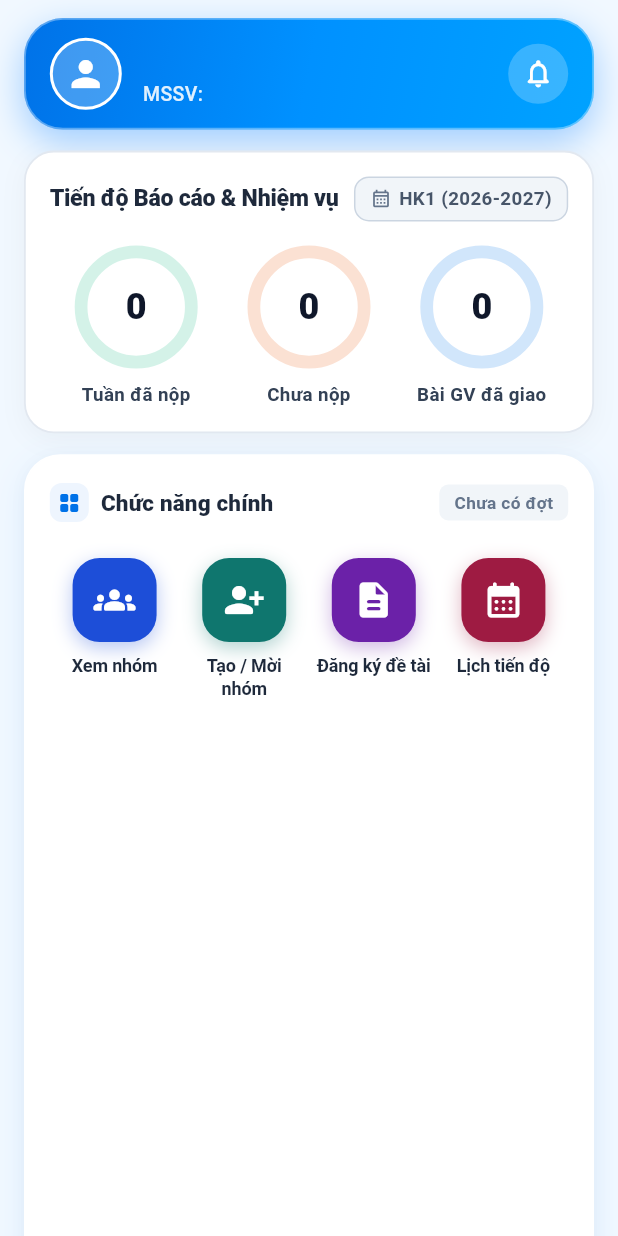
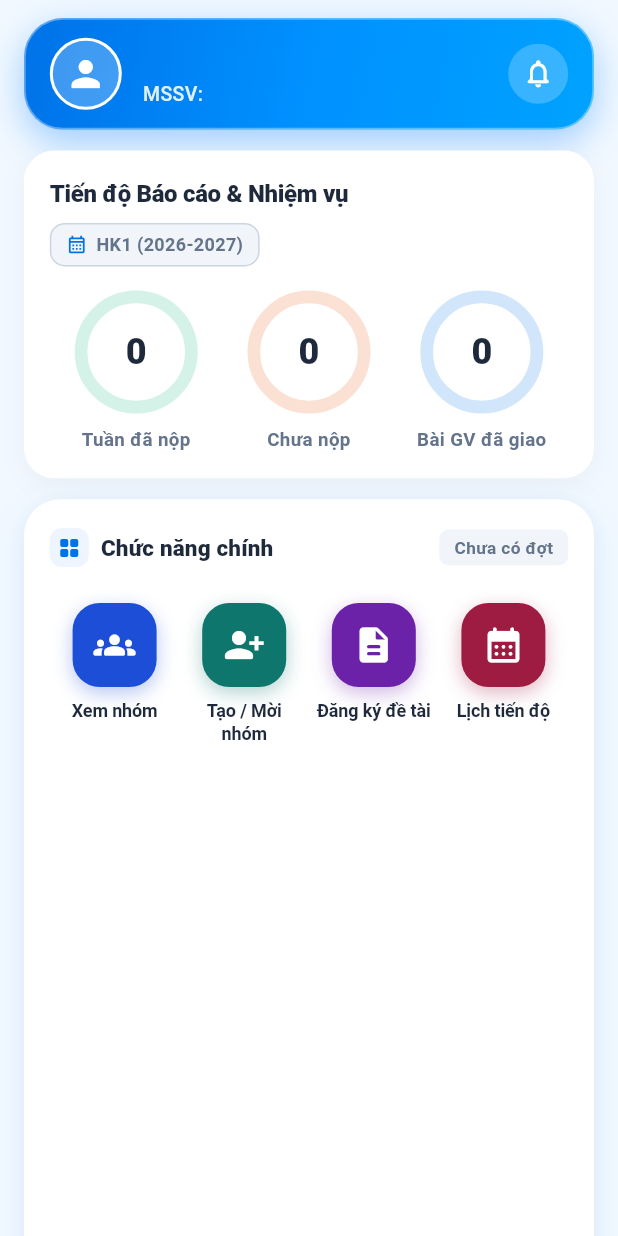
Before and after one commit to Anh-BE/KLCN051_Mobile, a Flutter app: the StudentHomeView widget shown alone on an empty page, opened directly with empty values, on a phone screen of 412 x 824 dp. Run offline on Flutter 3.47's test engine with Material 3 defaults, Android fonts, the phone set to English and light mode, and no system bars; our stand-ins replace file_picker, shared_preferences; missing offline and left inert: bottom_picker, signalr_netcore; accounts and stored records are empty; network calls fail.

Commit message:
fix(ui): split donut stat card header into vertical lines and sanitize upcoming title

```diff
--- a/lib/core/widgets/donut_stat_card.dart
+++ b/lib/core/widgets/donut_stat_card.dart
@@ -1,5 +1,6 @@
 import 'dart:math' as math;
 import 'package:flutter/material.dart';
+import '../theme/app_theme.dart';
 
 /// Item dữ liệu cho 1 vòng tròn Donut
 class DonutStatItem {
@@ -37,16 +38,19 @@ class DonutStatCard extends StatelessWidget {
 
   @override
   Widget build(BuildContext context) {
+    final colors = AppColors.of(context);
+    final isDark = colors.isDark;
+
     return Container(
       width: double.infinity,
       padding: const EdgeInsets.symmetric(horizontal: 16, vertical: 16),
       decoration: BoxDecoration(
-        color: Colors.white,
+        color: colors.cardBg,
         borderRadius: BorderRadius.circular(20),
-        border: Border.all(color: const Color(0xFFE2E8F0), width: 1.2),
+        border: Border.all(color: colors.cardBorder, width: 1.2),
         boxShadow: [
           BoxShadow(
-            color: Colors.black.withOpacity(0.04),
+            color: Colors.black.withOpacity(isDark ? 0.25 : 0.04),
             blurRadius: 14,
             offset: const Offset(0, 4),
           ),
@@ -55,52 +59,68 @@ class DonutStatCard extends StatelessWidget {
       child: Column(
         crossAxisAlignment: CrossAxisAlignment.start,
         children: [
-          // 1. Header (Tiêu đề + Bộ lọc ngày tháng/đợt ở góc phải)
-          Row(
-            mainAxisAlignment: MainAxisAlignment.spaceBetween,
-            children: [
+          // 1. Dòng 1 (trên): Tiêu đề thống kê
           if (title != null && title!.isNotEmpty)
             Text(
               title!,
-                  style: const TextStyle(
-                    fontSize: 15.5,
+              style: TextStyle(
+                fontSize: 16,
                 fontWeight: FontWeight.w800,
-                    color: Color(0xFF1E293B),
+                color: colors.textPrimary,
                 letterSpacing: -0.2,
               ),
-                )
-              else
-                const SizedBox.shrink(),
-              if (filterPillText != null && filterPillText!.isNotEmpty)
+            ),
+
+          // 2. Dòng 2 (dưới): Tag đợt / bộ lọc (1 dòng trên 1 dòng dưới, không bị xung đột layout)
+          if (filterPillText != null && filterPillText!.isNotEmpty) ...[
+            const SizedBox(height: 8),
             InkWell(
               onTap: onFilterTap,
               borderRadius: BorderRadius.circular(10),
               child: Container(
                 padding: const EdgeInsets.symmetric(horizontal: 10, vertical: 5),
                 decoration: BoxDecoration(
-                      color: const Color(0xFFF1F5F9),
+                  color: isDark ? const Color(0xFF1E293B) : const Color(0xFFF1F5F9),
                   borderRadius: BorderRadius.circular(10),
-                      border: Border.all(color: const Color(0xFFCBD5E1), width: 1),
+                  border: Border.all(
+                    color: isDark ? const Color(0xFF334155) : const Color(0xFFCBD5E1),
+                    width: 1,
+                  ),
                 ),
                 child: Row(
                   mainAxisSize: MainAxisSize.min,
                   children: [
-                        const Icon(Icons.calendar_month_outlined, size: 14, color: Color(0xFF64748B)),
-                        const SizedBox(width: 5),
-                        Text(
+                    Icon(
+                      Icons.calendar_month_outlined,
+                      size: 14,
+                      color: isDark ? const Color(0xFF38BDF8) : const Color(0xFF0072E8),
+                    ),
+                    const SizedBox(width: 6),
+                    Flexible(
+                      child: Text(
                         filterPillText!,
-                          style: const TextStyle(
-                            fontSize: 12.5,
-                            fontWeight: FontWeight.w700,
-                            color: Color(0xFF475569),
+                        maxLines: 1,
+                        overflow: TextOverflow.ellipsis,
+                        style: TextStyle(
+                          fontSize: 12,
+                          fontWeight: FontWeight.w600,
+                          color: colors.textSecondary,
                         ),
                       ),
+                    ),
+                    if (onFilterTap != null) ...[
+                      const SizedBox(width: 4),
+                      Icon(
+                        Icons.keyboard_arrow_down_rounded,
+                        size: 16,
+                        color: colors.textSecondary,
+                      ),
+                    ],
                   ],
                 ),
               ),
             ),
           ],
-          ),
 
           if (topSummaryWidget != null) ...[
             const SizedBox(height: 12),
@@ -109,7 +129,7 @@ class DonutStatCard extends StatelessWidget {
 
           const SizedBox(height: 16),
 
-          // 2. Hàng ngang các vòng tròn Donut
+          // 3. Hàng ngang các vòng tròn Donut
           Row(
             mainAxisAlignment: MainAxisAlignment.spaceAround,
             crossAxisAlignment: CrossAxisAlignment.start,
@@ -117,7 +137,7 @@ class DonutStatCard extends StatelessWidget {
               return Expanded(
                 child: Padding(
                   padding: const EdgeInsets.symmetric(horizontal: 4),
-                  child: _buildDonutRing(item),
+                  child: _buildDonutRing(item, colors),
                 ),
               );
             }).toList(),
@@ -127,8 +147,8 @@ class DonutStatCard extends StatelessWidget {
     );
   }
 
-  Widget _buildDonutRing(DonutStatItem item) {
-    final track = item.trackColor ?? item.color.withOpacity(0.18);
+  Widget _buildDonutRing(DonutStatItem item, AppColors colors) {
+    final track = item.trackColor ?? item.color.withOpacity(colors.isDark ? 0.25 : 0.18);
     final clampedPercent = item.progressPercent.clamp(0.0, 1.0);
 
     return Column(
@@ -153,10 +173,10 @@ class DonutStatCard extends StatelessWidget {
               ),
               Text(
                 '${item.value}',
-                style: const TextStyle(
+                style: TextStyle(
                   fontSize: 24,
                   fontWeight: FontWeight.w800,
-                  color: Color(0xFF0F172A),
+                  color: colors.textPrimary,
                   letterSpacing: -0.5,
                 ),
               ),
@@ -170,10 +190,10 @@ class DonutStatCard extends StatelessWidget {
           textAlign: TextAlign.center,
           maxLines: 2,
           overflow: TextOverflow.ellipsis,
-          style: const TextStyle(
+          style: TextStyle(
             fontSize: 12.5,
             fontWeight: FontWeight.w700,
-            color: Color(0xFF334155),
+            color: colors.textSecondary,
             height: 1.25,
           ),
         ),
--- a/lib/features/dashboard/logic/dashboard_service.dart
+++ b/lib/features/dashboard/logic/dashboard_service.dart
@@ -154,7 +154,16 @@ class DashboardService {
       final pendingPlans = progress.weeklyPlans.where((p) => !p.isSubmitted).toList();
       if (pendingPlans.isNotEmpty) {
         final nextPlan = pendingPlans.first;
-        upcomingTitle = 'Tuần ${nextPlan.weekNumber}: ${nextPlan.title}';
+        var cleanTitle = nextPlan.title.trim();
+        final repeatPattern = RegExp(r'^(Tuần\s*\d+\s*[:\-\.]?\s*)+', caseSensitive: false);
+        final match = repeatPattern.firstMatch(cleanTitle);
+        if (match != null) {
+          final remainder = cleanTitle.substring(match.end).trim();
+          cleanTitle = remainder.isNotEmpty ? 'Tuần ${nextPlan.weekNumber}: $remainder' : 'Tuần ${nextPlan.weekNumber}';
+        } else {
+          cleanTitle = cleanTitle.isNotEmpty ? 'Tuần ${nextPlan.weekNumber}: $cleanTitle' : 'Tuần ${nextPlan.weekNumber}';
+        }
+        upcomingTitle = cleanTitle;
         upcomingDeadline = nextPlan.deadline;
         hasUpcoming = true;
 
--- a/lib/features/student/view/student_home_view.dart
+++ b/lib/features/student/view/student_home_view.dart
@@ -185,6 +185,9 @@ class _StudentHomeViewState extends State<StudentHomeView> {
                           return DonutStatCard(
                             title: 'Tiến độ Báo cáo & Nhiệm vụ',
                             filterPillText: stats.periodName.isNotEmpty ? stats.periodName : 'HK1 (2026-2027)',
+                            onFilterTap: _studentPeriods.length >= 2
+                                ? () => _openPeriodSelectionDialog(canCancel: true)
+                                : null,
                             topSummaryWidget: stats.hasUpcomingDeadline
                                 ? Container(
                                     padding: const EdgeInsets.symmetric(horizontal: 12, vertical: 8),
```
Lines whose indentation alone changed are shown as unchanged.
